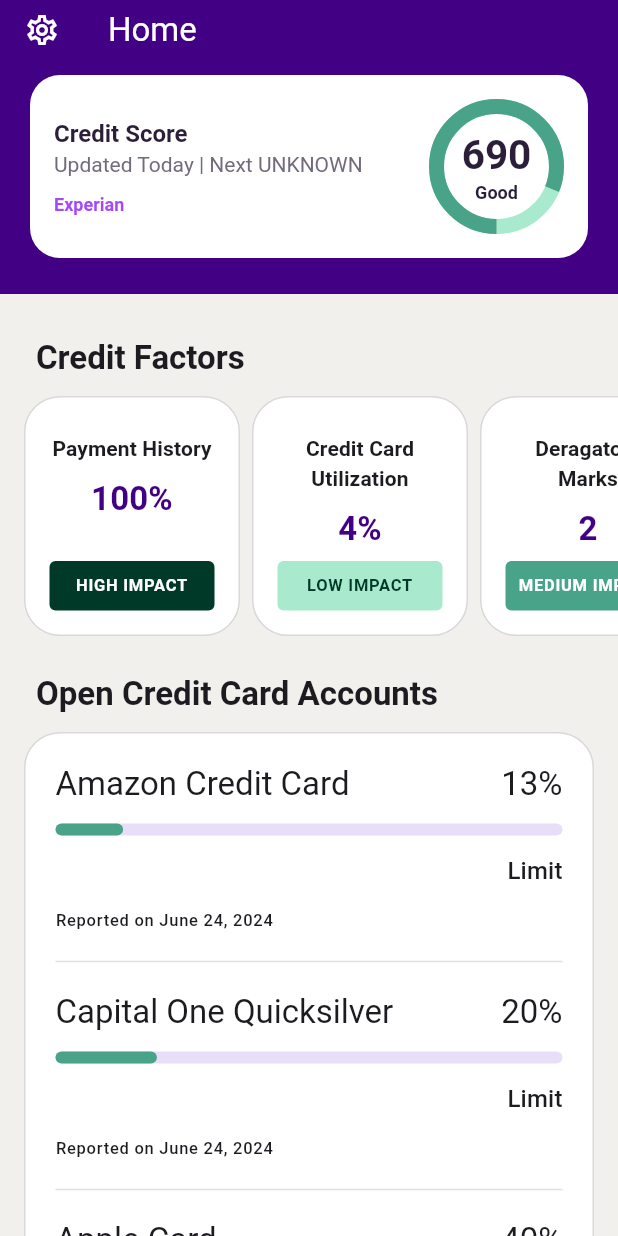
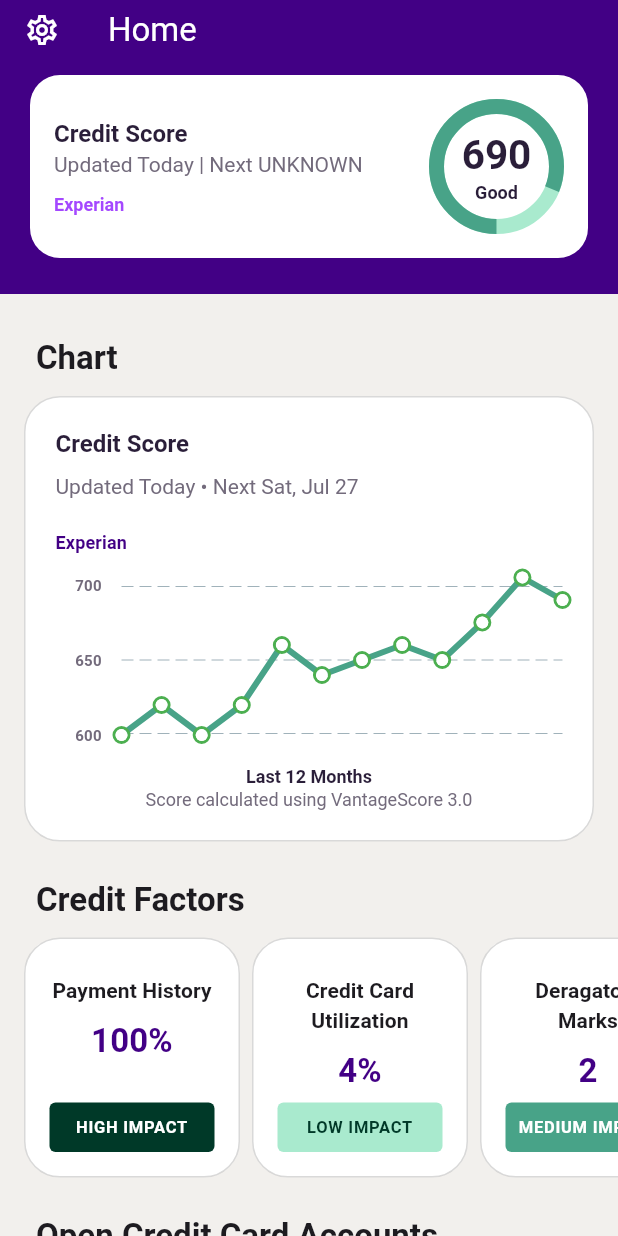
Before and after one commit to jlalvarez18/ava_light, a Flutter app: the screen it shows after launch, on a phone screen of 412 x 824 dp. Run offline on Flutter 3.47's test engine with Material 3 defaults, Android fonts, the light colour scheme and no system bars; drawn by our look-alikes of dashed_circular_progress_bar, fl_chart; our stand-ins replace after_layout, flutter_riverpod, riverpod_annotation; missing offline and left inert: money2; generated files the repository leaves out were written again.

Commit message:
implemented credit score chart widget

```diff
--- /dev/null
+++ b/lib/credit_score/widgets/credit_score_home_widget.dart
@@ -0,0 +1,243 @@
+import 'dart:async';
+
+import 'package:after_layout/after_layout.dart';
+import 'package:ava_light/core/theme/colors.dart';
+import 'package:ava_light/core/ui/spaced_column.dart';
+import 'package:ava_light/core/widgets/card_widget.dart';
+import 'package:ava_light/credit_score/models/credit_score.dart';
+import 'package:ava_light/credit_score/providers/credit_score_provider.dart';
+import 'package:fl_chart/fl_chart.dart';
+import 'package:flutter/material.dart';
+import 'package:flutter_riverpod/flutter_riverpod.dart';
+import 'package:intl/intl.dart';
+
+class CreditScoreHomeWidget extends ConsumerWidget {
+  const CreditScoreHomeWidget({super.key});
+
+  @override
+  Widget build(BuildContext context, WidgetRef ref) {
+    final reports = ref.watch(getExperianReportsProvider);
+
+    final nextDate = DateTime.now().add(
+      Duration(days: 30),
+    );
+
+    return CardWidget(
+      child: SpacedColumn(
+        spacing: 20,
+        children: [
+          _HeaderWidget(nextDateCheck: nextDate),
+          _ChartWidget(reports: reports),
+          _FooterWidget(),
+        ],
+      ),
+    );
+  }
+}
+
+class _HeaderWidget extends StatelessWidget {
+  const _HeaderWidget({super.key, required this.nextDateCheck});
+
+  final DateTime nextDateCheck;
+
+  @override
+  Widget build(BuildContext context) {
+    final textTheme = Theme.of(context).textTheme;
+
+    final titleStyle = textTheme.titleLarge?.copyWith(
+      fontWeight: FontWeight.w600,
+      fontSize: 16,
+      color: Color.fromRGBO(42, 30, 57, 1),
+    );
+
+    final subtitleStyle = textTheme.titleLarge?.copyWith(
+      fontWeight: FontWeight.w400,
+      fontSize: 14,
+      color: Color.fromRGBO(115, 107, 124, 1),
+    );
+
+    final dateFormatter = DateFormat.MMMEd();
+    final dateString = dateFormatter.format(nextDateCheck);
+
+    return SpacedColumn(
+      crossAxisAlignment: CrossAxisAlignment.stretch,
+      children: [
+        Text("Credit Score", style: titleStyle),
+        Text("Updated Today • Next $dateString", style: subtitleStyle),
+      ],
+    );
+  }
+}
+
+class _ChartWidget extends StatefulWidget {
+  _ChartWidget({super.key, required this.reports});
+
+  final List<CreditReport> reports;
+
+  @override
+  State<_ChartWidget> createState() => _ChartWidgetState();
+}
+
+class _ChartWidgetState extends State<_ChartWidget> with AfterLayoutMixin {
+  List<LineChartBarData> barData = [];
+
+  @override
+  FutureOr<void> afterFirstLayout(BuildContext context) {
+    final newBarData = loadBarData();
+
+    setState(() {
+      barData = newBarData;
+    });
+  }
+
+  @override
+  Widget build(BuildContext context) {
+    final data = LineChartData(
+      lineTouchData: touchData,
+      gridData: FlGridData(
+        show: true,
+        drawVerticalLine: false,
+        horizontalInterval: 1,
+        checkToShowHorizontalLine: (value) {
+          return value == 601 || value == 650 || value == 699;
+        },
+      ),
+      titlesData: getTitlesData(context),
+      borderData: FlBorderData(show: false),
+      lineBarsData: barData,
+      minX: 1,
+      maxX: 12,
+      minY: 600,
+      maxY: 700,
+    );
+
+    final titleStyle = Theme.of(context).textTheme.labelLarge?.copyWith(
+          fontWeight: FontWeight.w600,
+          fontSize: 12,
+          color: AvaColors.purple,
+        );
+
+    return SpacedColumn(
+      spacing: 20,
+      crossAxisAlignment: CrossAxisAlignment.start,
+      children: [
+        Text(widget.reports.first.agency.string, style: titleStyle),
+        SizedBox(
+          height: 100,
+          child: LineChart(data),
+        ),
+      ],
+    );
+  }
+
+  LineTouchData get touchData => LineTouchData(handleBuiltInTouches: false);
+
+  FlTitlesData getTitlesData(BuildContext context) {
+    final disabled = AxisTitles(sideTitles: SideTitles(showTitles: false));
+
+    return FlTitlesData(
+      bottomTitles: disabled,
+      rightTitles: disabled,
+      topTitles: disabled,
+      leftTitles: AxisTitles(
+        sideTitles: SideTitles(
+          reservedSize: 44,
+          getTitlesWidget: (value, meta) {
+            return getLeftTitleWidget(context, value, meta);
+          },
+          showTitles: true,
+          interval: 1,
+        ),
+      ),
+    );
+  }
+
+  List<LineChartBarData> loadBarData() {
+    final reversedReports = widget.reports.reversed.toList();
+
+    List<FlSpot> spots = [];
+
+    for (int i = 0; i < reversedReports.length; i++) {
+      final report = reversedReports[i];
+
+      final x = i + 1;
+      final y = report.score;
+
+      spots.add(FlSpot(x.toDouble(), y.toDouble()));
+    }
+
+    return [
+      LineChartBarData(
+        isCurved: true,
+        curveSmoothness: 0,
+        color: AvaColors.green,
+        barWidth: 4,
+        isStrokeCapRound: true,
+        dotData: FlDotData(
+          show: true,
+          getDotPainter: (p0, p1, p2, p3) {
+            return FlDotCirclePainter(
+              color: Colors.white,
+              strokeColor: Colors.green,
+              strokeWidth: 2.0,
+            );
+          },
+        ),
+        spots: spots,
+      ),
+    ];
+  }
+
+  Widget getLeftTitleWidget(
+      BuildContext context, double value, TitleMeta meta) {
+    final style = Theme.of(context).textTheme.labelLarge?.copyWith(
+          fontWeight: FontWeight.bold,
+          fontSize: 10,
+          color: Color.fromRGBO(115, 107, 124, 1),
+        );
+
+    String text;
+    switch (value.toInt()) {
+      case 700:
+        text = '700';
+      case 650:
+        text = '650';
+      case 600:
+        text = '600';
+      case 550:
+        text = '550';
+      default:
+        return Container();
+    }
+
+    return Text(text, style: style, textAlign: TextAlign.center);
+  }
+}
+
+class _FooterWidget extends StatelessWidget {
+  const _FooterWidget({super.key});
+
+  @override
+  Widget build(BuildContext context) {
+    final textTheme = Theme.of(context).textTheme;
+
+    final titleStyle = textTheme.titleLarge?.copyWith(
+      fontWeight: FontWeight.w600,
+      fontSize: 12,
+      color: Color.fromRGBO(42, 30, 57, 1),
+    );
+
+    final subtitleStyle = textTheme.titleLarge?.copyWith(
+      fontWeight: FontWeight.w400,
+      fontSize: 12,
+      color: Color.fromRGBO(115, 107, 124, 1),
+    );
+
+    return Column(
+      children: [
+        Text("Last 12 Months", style: titleStyle),
+        Text("Score calculated using VantageScore 3.0", style: subtitleStyle),
+      ],
+    );
+  }
+}
--- a/lib/home.dart
+++ b/lib/home.dart
@@ -6,6 +6,7 @@
 import 'package:ava_light/credit_factors/widgets/credit_factors_list_widget.dart';
 import 'package:ava_light/credit_score/providers/credit_score_provider.dart';
 import 'package:ava_light/credit_score/widgets/credit_score_header.dart';
+import 'package:ava_light/credit_score/widgets/credit_score_home_widget.dart';
 import 'package:flutter/material.dart';
 import 'package:flutter_riverpod/flutter_riverpod.dart';
 
@@ -19,6 +20,12 @@
     final latestReport = ref.watch(latestExperianReportProvider);
 
     final List<Widget> sections = [
+      HomeSectionWidget(
+        title: "Chart",
+        children: [
+          CreditScoreHomeWidget(),
+        ],
+      ),
       HomeSectionWidget(
         title: "Credit Factors",
         children: [
--- a/pubspec.yaml
+++ b/pubspec.yaml
@@ -9,6 +9,7 @@
 dependencies:
   after_layout: ^1.2.0
   dashed_circular_progress_bar: ^0.0.6
+  fl_chart: ^0.68.0
   flutter:
     sdk: flutter
   flutter_riverpod: ^2.5.1
```
Also changed, not shown: pubspec.lock.
